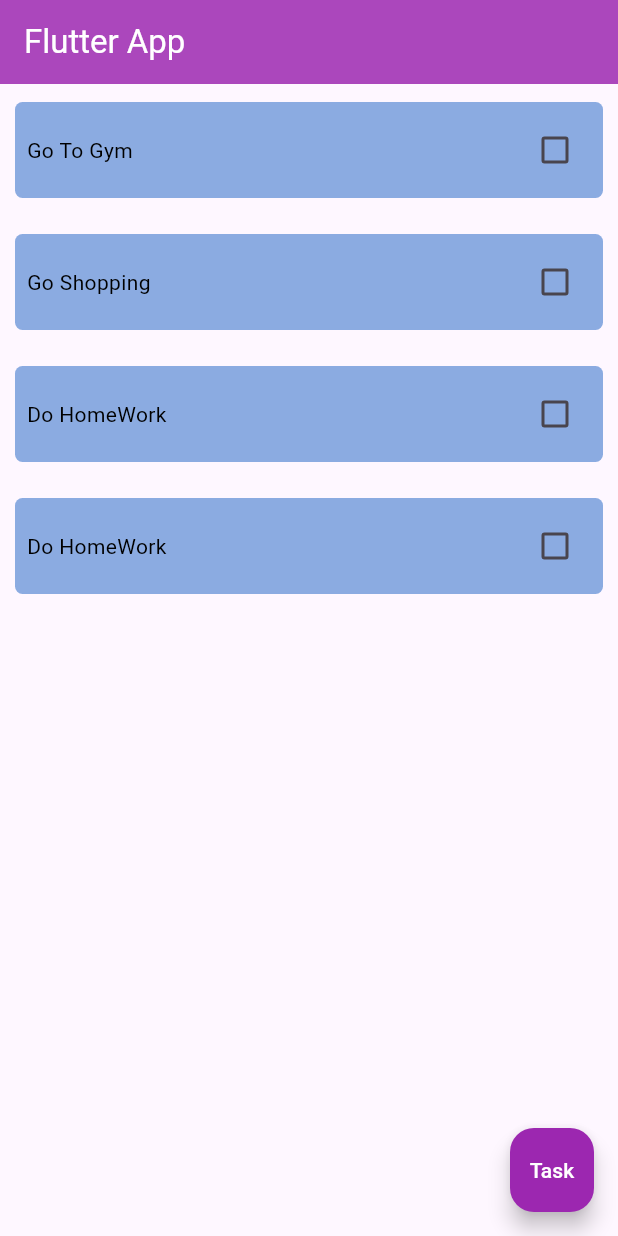
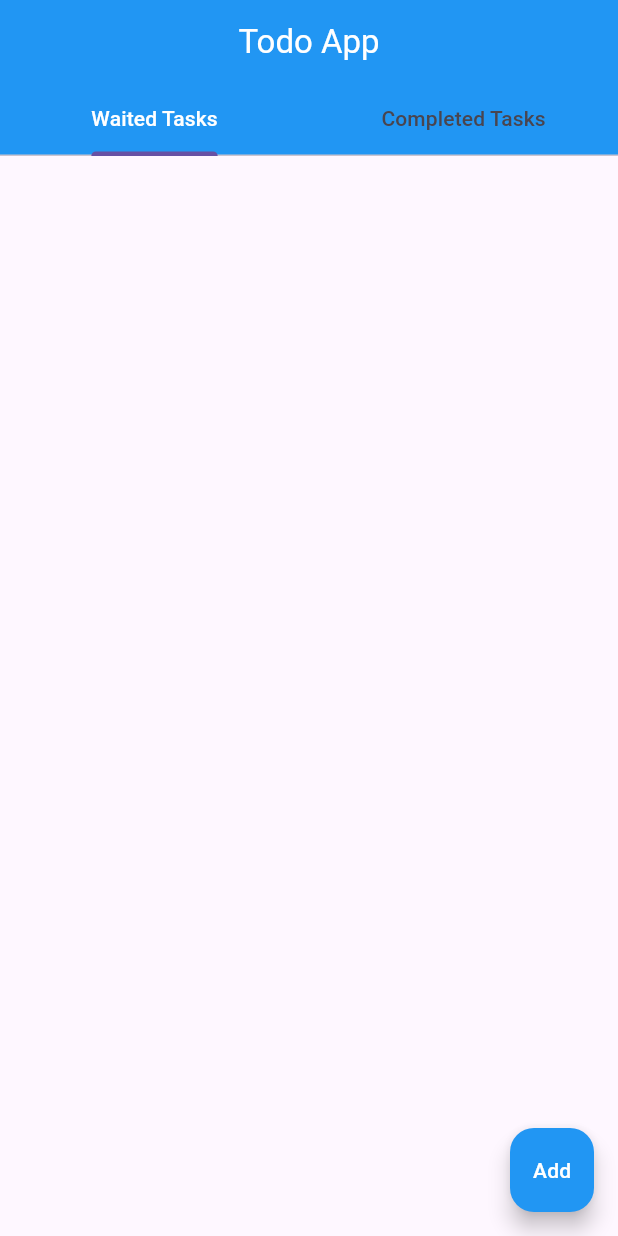
Before and after one commit to Abdullah-Jehani/flutterToDoApp, a Flutter app: the screen it shows after launch, on a phone screen of 412 x 824 dp. Run offline on Flutter 3.47's test engine with Material 2 defaults, Android fonts, the phone set to English and light mode, and no system bars.

Commit message:
24 aug 2023

```diff
--- a/lib/main.dart
+++ b/lib/main.dart
@@ -14,9 +14,9 @@ class MyApp extends StatelessWidget {
     return MaterialApp(
       title: 'Flutter Demo',
       theme: ThemeData(
-        colorScheme: ColorScheme.fromSeed(seedColor: Colors.deepPurple),
         useMaterial3: true,
       ),
+      darkTheme: ThemeData.dark(),
       home: const HomeScreen(),
     );
   }
--- a/lib/screens/home_screen.dart
+++ b/lib/screens/home_screen.dart
@@ -1,5 +1,6 @@
 import 'package:flutter/material.dart';
 import 'package:flutter_application_1/models/Task_Model.dart';
+import 'package:flutter_application_1/widgets/task_card.dart';
 
 class HomeScreen extends StatefulWidget {
   const HomeScreen({super.key});
@@ -9,68 +10,121 @@ class HomeScreen extends StatefulWidget {
 }
 
 class _HomeScreenState extends State<HomeScreen> {
-  List<TaskModel> tasks = [
-    TaskModel(name: 'Go To Gym', createdAt: DateTime.now()),
-    TaskModel(name: 'Go Shopping', createdAt: DateTime.now()),
-    TaskModel(name: 'Do HomeWork', createdAt: DateTime.now()),
-    TaskModel(name: 'Do HomeWork', createdAt: DateTime.now()),
-  ];
+  TextEditingController taskNameController = TextEditingController();
+
+  List<TaskModel> completedTasks = [];
+
+  List<TaskModel> waitingTasks = [];
   @override
   Widget build(BuildContext context) {
     return Scaffold(
       appBar: AppBar(
+        centerTitle: true,
         title: const Text(
-          'Flutter App',
+          'Todo App',
           style: TextStyle(color: Colors.white),
         ),
-        backgroundColor: Colors.purple[400],
+        backgroundColor: Colors.blue[500],
       ),
-      body: ListView.builder(
-          itemCount: tasks.length,
-          itemBuilder: (context, index) {
-            return Padding(
-              // this is the padding between the tasks
-              padding: const EdgeInsets.symmetric(horizontal: 10, vertical: 12),
-              child: Container(
-                decoration: BoxDecoration(
-                  color: const Color.fromARGB(255, 139, 171, 225),
-                  borderRadius: BorderRadius.circular(5),
+      body: DefaultTabController(
+        length: 2,
+        child: Column(
+          children: [
+            Container(
+              color: Colors.blue[500],
+              child: const TabBar(
+                labelColor: Colors.white,
+                tabs: [
+                  Tab(
+                    text: 'Waited Tasks',
                   ),
-                child: Padding(
-                  // the padding inside the task
-                  padding: const EdgeInsets.all(8),
-                  child: Row(
-                    mainAxisAlignment: MainAxisAlignment.spaceBetween,
-                    children: [
-                      Text(
-                        tasks[index].name,
-                        style: const TextStyle(color: Colors.black),
-                      ),
-                      Checkbox(
-                        value: tasks[index].isDone,
-                        onChanged: (a) {
-                          setState(() {
-                            tasks[index].isDone = !tasks[index].isDone;
-                          });
-                        },
+                  Tab(
+                    text: 'Completed Tasks',
                   ),
                 ],
               ),
             ),
+            Expanded(
+              child: TabBarView(
+                children: [
+                  ListView.builder(
+                    padding: const EdgeInsets.all(24),
+                    itemCount: waitingTasks.length,
+                    itemBuilder: (context, index) {
+                      return TaskCard(taskModel: waitingTasks[index]);
+                    },
+                  ),
+                  ListView.builder(
+                      itemCount: completedTasks.length,
+                      itemBuilder: (context, index) {
+                        return TaskCard(
+                          taskModel: completedTasks[index],
+                        );
+                      }),
+                ],
+              ),
+            ),
+          ],
+        ),
+      ),
+      floatingActionButton: FloatingActionButton(
+        onPressed: () {
+          showDialog(
+              context: context,
+              builder: (context) {
+                return Dialog(
+                  child: Padding(
+                    padding: const EdgeInsets.all(10),
+                    child: Column(
+                      mainAxisSize: MainAxisSize.min,
+                      children: [
+                        TextField(
+                          controller: taskNameController,
+                          decoration: const InputDecoration(
+                            hintText: 'Task Name',
+                            hintStyle: TextStyle(
+                                fontStyle: FontStyle.italic, fontSize: 15),
+                          ),
+                        ),
+                        const SizedBox(
+                          height: 25,
+                        ),
+                        Row(
+                          children: [
+                            TextButton(
+                              onPressed: () {
+                                Navigator.pop(context);
+                              },
+                              child: const Text('Cancel'),
+                            ),
+                            TextButton(
+                              onPressed: () {
+                                setState(() {
+                                  if (taskNameController.text.length > 0) {
+                                    waitingTasks.add(TaskModel(
+                                        name: taskNameController.text,
+                                        createdAt: DateTime.now()));
+                                    taskNameController.clear();
+                                  }
+                                });
+                                Navigator.pop(context);
+                              },
+                              child: const Text('Confirm'),
+                            ),
+                          ],
+                        )
+                      ],
+                    ),
                   ),
                 );
-          }),
-      floatingActionButton: FloatingActionButton(
-          backgroundColor: Colors.purple,
+              });
+        },
+        backgroundColor: Colors.blue,
         child: const Text(
-            'Task',
+          'Add',
           style: TextStyle(color: Colors.white),
         ),
-          onPressed: () {
-            setState(() {
-              tasks.add(TaskModel(name: "New Task", createdAt: DateTime.now()));
-            });
-          }),
+      ),
     );
   }
 }
```
Also changed, not shown: lib/screens/detailed_task_screen.dart (added, +53 -0 lines), lib/widgets/task_card.dart (added, +47 -0 lines). Lines whose indentation alone changed are shown as unchanged.
